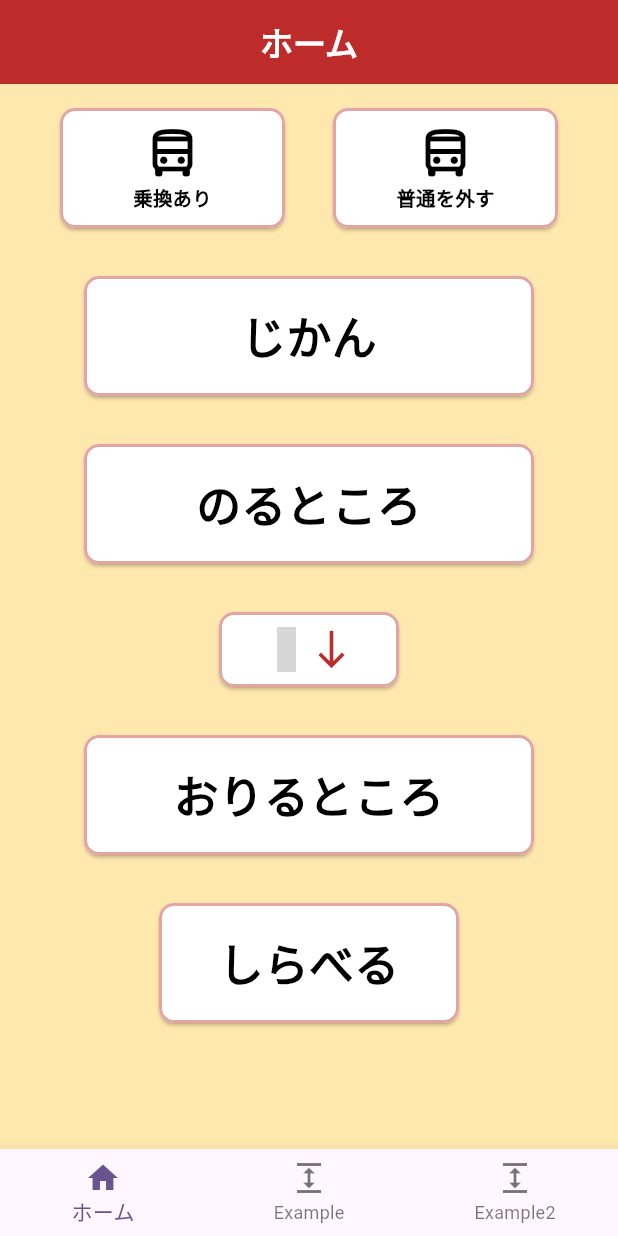
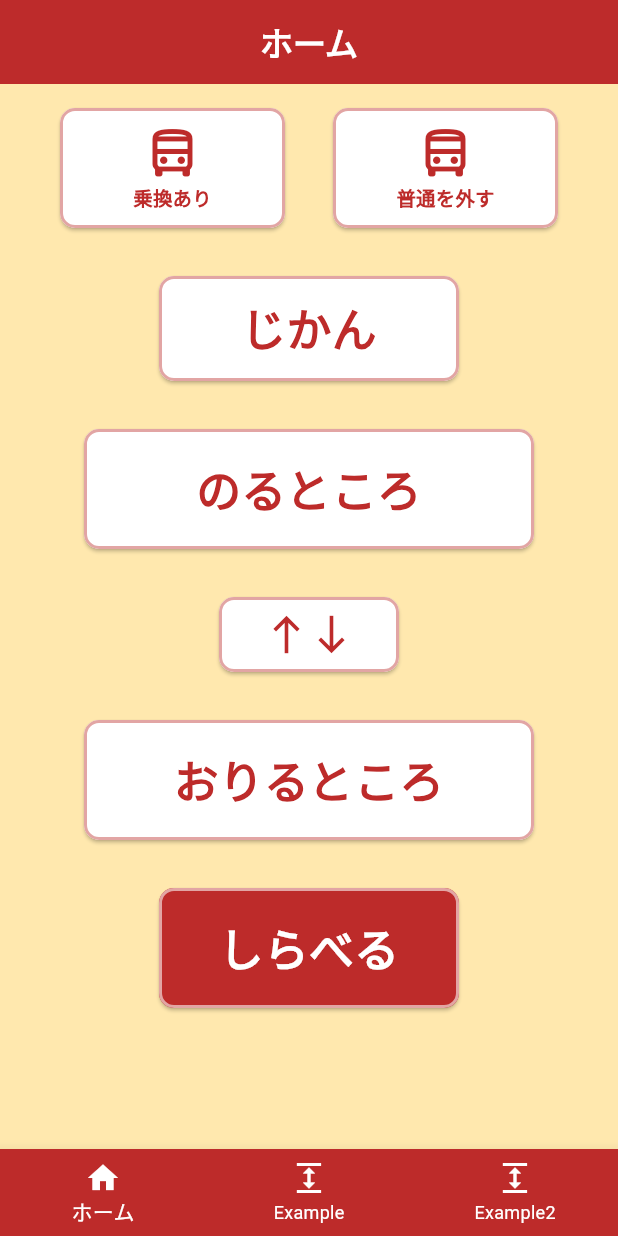
Before and after one commit to Yoshidagumi-group5/bus_app, a Flutter app: the screen it shows after launch, on a phone screen of 412 x 824 dp. Run offline on Flutter 3.47's test engine with Material 3 defaults, Android fonts, the phone set to English and light mode, and no system bars; our stand-ins replace flutter_riverpod; grey boxes are pictures that could not be loaded.

Commit message:
ホームページのUIの変更

```diff
--- a/lib/main.dart
+++ b/lib/main.dart
@@ -66,23 +66,23 @@ class MainPage extends ConsumerWidget {
     }
 
     return Scaffold(
-      // appBar: AppBar(
-      //   title: const Center(child: Text("Green House Application")),
-      // ),
       body: bodyWidget,
       bottomNavigationBar: BottomNavigationBar(
+        selectedItemColor: Colors.white,
+        unselectedItemColor: Colors.white,
+        backgroundColor: Color(0xFFBD2B2A),
         currentIndex: PageType.values.indexOf(currentPage),
         items: const [
           BottomNavigationBarItem(
-            icon: Icon(Icons.home),
+            icon: Icon(Icons.home, color: Colors.white),
             label: 'ホーム',
           ),
           BottomNavigationBarItem(
-            icon: Icon(Icons.expand),
+            icon: Icon(Icons.expand, color: Colors.white),
             label: 'Example',
           ),
           BottomNavigationBarItem(
-            icon: Icon(Icons.expand),
+            icon: Icon(Icons.expand, color: Colors.white),
             label: 'Example2',
           ),
         ],
--- a/lib/pages/home_page.dart
+++ b/lib/pages/home_page.dart
@@ -2,7 +2,6 @@ import 'package:flutter/material.dart';
 import 'package:flutter_riverpod/flutter_riverpod.dart';
 
 final transColorProvider = StateProvider<bool>((ref) => false);
-
 final futsuColorProvider = StateProvider<bool>((ref) => false);
 
 class HomePage extends ConsumerWidget {
@@ -38,8 +37,8 @@ class HomePage extends ConsumerWidget {
               TextButton(
                 text: 'じかん',
                 textSize: 30,
-                width: 300,
-                height: 80,
+                width: 200,
+                height: 70,
                 onPressed: () {
                   // 画面遷移
                 },
@@ -70,11 +69,7 @@ class HomePage extends ConsumerWidget {
                   child: const Row(
                     mainAxisAlignment: MainAxisAlignment.center,
                     children: [
-                      Icon(
-                        Icons.arrow_upward_filled,
-                        size: 30,
-                        color: Color.fromARGB(255, 189, 43, 43),
-                      ),
+                      Icon(Icons.north, size: 30, color: Color.fromARGB(255, 189, 43, 43)),
                       Icon(Icons.south, size: 30, color: Color.fromARGB(255, 189, 43, 43))
                     ],
                   ),
@@ -89,21 +84,44 @@ class HomePage extends ConsumerWidget {
                   // 画面遷移
                 },
               ),
-              TextButton(
-                text: 'しらべる',
-                textSize: 30,
-                width: 200,
-                height: 80,
-                onPressed: () {
-                  /**
-                   * feature/searchResultとマージしたときにコメント外す
-                   * Navigator.push(
-                   * context,
-                   * MaterialPageRoute(builder: (context) => const SearchResult()),
-                   * );
-                   */
-                },
+              // TextButton(
+              //   text: 'しらべる',
+              //   textSize: 30,
+              //   width: 200,
+              //   height: 80,
+              //   onPressed: () {
+              //     /**
+              //      * feature/searchResultとマージしたときにコメント外す
+              //      * Navigator.push(
+              //      * context,
+              //      * MaterialPageRoute(builder: (context) => const SearchResult()),
+              //      * );
+              //      */
+              //   },
+              // ),
+              Padding(
+                padding: const EdgeInsets.all(16.0),
+                child: ElevatedButton(
+                  onPressed: () {},
+                  style: ElevatedButton.styleFrom(
+                    foregroundColor: Colors.black,
+                    backgroundColor: Color(0xFFBD2B2A),
+                    side: BorderSide(color: Color.fromARGB(255, 226, 165, 164), width: 2),
+                    shape: RoundedRectangleBorder(
+                      borderRadius: BorderRadius.circular(10),
                     ),
+                    fixedSize: Size(200, 80)
+                  ),
+                  child: Text(
+                    'しらべる',
+                    style: TextStyle(
+                      fontWeight: FontWeight.bold,
+                      fontSize: 30,
+                      color: Colors.white,
+                    ),
+                  ),
+                ),
+              )
             ],
           ),
         ),
@@ -142,12 +160,14 @@ class TextButton extends StatelessWidget {
           shape: RoundedRectangleBorder(
             borderRadius: BorderRadius.circular(10),
           ),
-            fixedSize: Size(width, height)),
+          fixedSize: Size(width, height)
+        ),
         child: Text(
           text,
           style: TextStyle(
             fontWeight: FontWeight.bold,
             fontSize: textSize,
+            color: Color(0xFFBD2B2A),
           ),
         ),
       ),
@@ -174,21 +194,26 @@ class CheckButton extends ConsumerWidget {
         style: ElevatedButton.styleFrom(
           foregroundColor: Colors.black,
           backgroundColor:
-                color ? Color.fromARGB(255, 226, 165, 164) : Colors.white,
-            side: BorderSide(color: Color.fromARGB(255, 226, 165, 164), width: 2),
+              color ? Color(0xFFE2A5A4) : Colors.white,
+          side: BorderSide(color: Color(0xFFE2A5A4), width: 2),
           shape: RoundedRectangleBorder(
             borderRadius: BorderRadius.circular(10),
           ),
-            fixedSize: const Size(150, 80)),
+          fixedSize: const Size(150, 80)
+        ),
         child: Column(
           mainAxisAlignment: MainAxisAlignment.center,
           children: [
-            const Icon(Icons.directions_bus_outlined, size: 40),
+            Icon(
+              Icons.directions_bus_outlined, size: 40,
+              color: color ? Colors.black : Color(0xFFBD2B2A),
+            ),
             Text(
               text,
-              style: const TextStyle(
+              style: TextStyle(
                 fontWeight: FontWeight.bold,
                 fontSize: 13,
+                color: color ? Colors.black : Color(0xFFBD2B2A),
               ),
             ),
           ],
--- a/pubspec.yaml
+++ b/pubspec.yaml
@@ -97,9 +97,10 @@ flutter:
   # see https://flutter.dev/custom-fonts/#from-packages
 
 flutter_launcher_icons:
-  android: "arrow_upward_filled"
+  android: "launcher_icon"
   ios: true
   image_path: "asetts/icons/ios/arrow_upward_filled.png"
   adaptive_icon_foreground: "asetts/icons/Android/arrow_upward_filled.png"
   adaptive_icon_background: "#46B4EB"
+  min_sdk_android: 21
   remove_alpha_ios: true
```
Also changed, not shown: 8 other files. Lines whose indentation alone changed are shown as unchanged.
